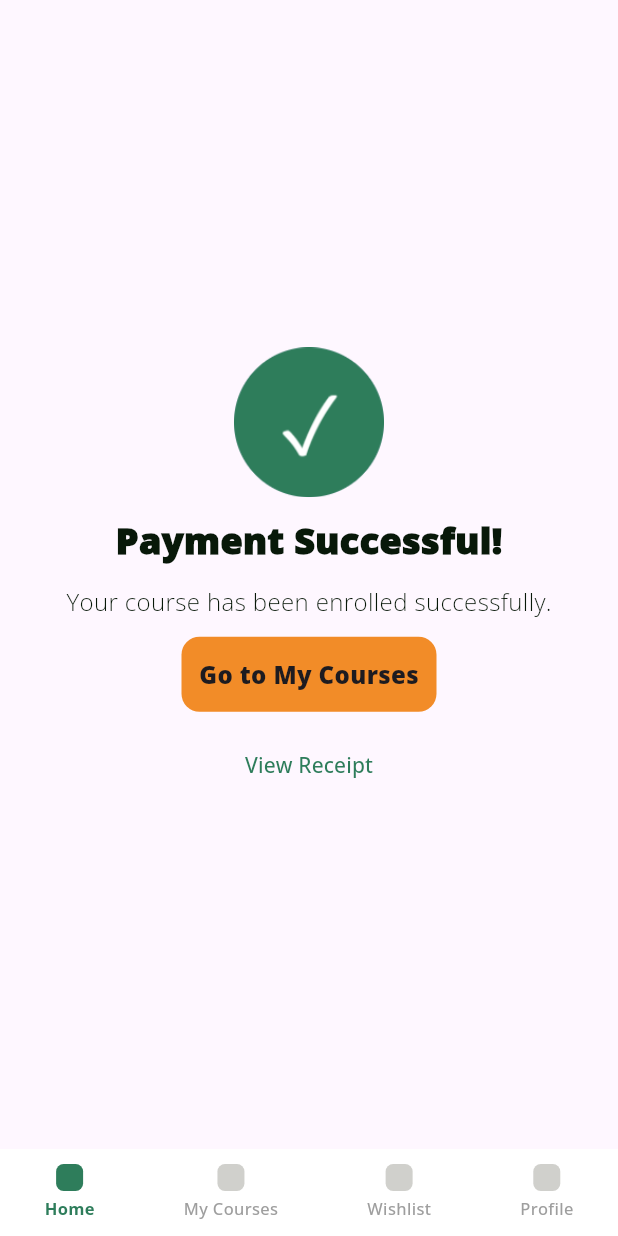
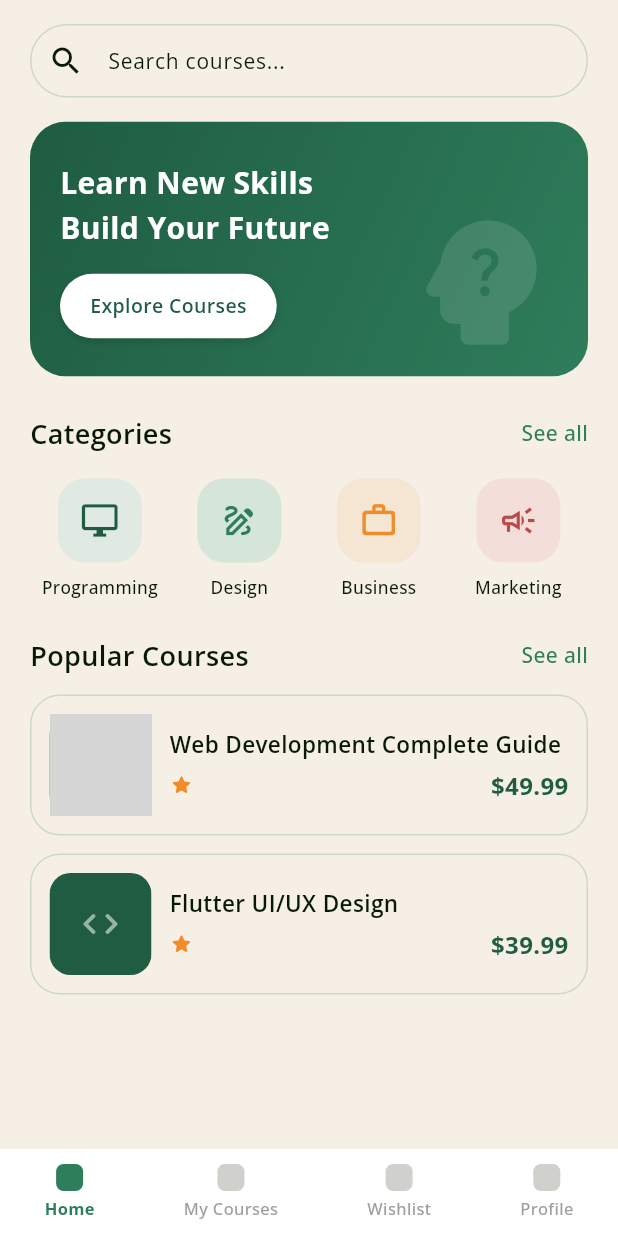
Before and after one commit to Mostafa-Ezzat11/Marefa, a Flutter app: the screen it shows after launch, on a phone screen of 412 x 824 dp. Run offline on Flutter 3.47's test engine with Material 3 defaults, Android fonts, the phone set to English and light mode, and no system bars; grey boxes are pictures that could not be loaded.

Commit message:
shawky add student home view and i added course player view

```diff
--- a/lib/constants.dart
+++ b/lib/constants.dart
@@ -6,5 +6,5 @@ class AppColors {
   static const Color largeTextColor = Color.fromARGB(255, 8, 24, 9);
   static const Color orangeColor = Color(0xFFF28C28);
   static const Color backgroundColor = Color(0xFFF5EFE6);
-  static const Color borderColor = Color.fromARGB(255, 237, 231, 231);
+  static const Color borderColor = Color.fromARGB(255, 204, 203, 203);
 }
--- /dev/null
+++ b/lib/student/models/course.dart
@@ -0,0 +1,29 @@
+class Course {
+  const Course({
+    required this.title,
+    required this.price,
+    this.completed = false,
+    this.isFavorite = false,
+    this.image,
+  });
+
+  // Course information
+  final String title;
+  final double price;
+
+  // Course progress and status
+  final bool completed;
+  final bool isFavorite;
+
+  // Course appearance
+
+  /// Optional asset path. When null, a placeholder is shown.
+  final String? image;
+
+  // Formatted values
+  String get formattedPrice => '\$${price.toStringAsFixed(2)}';
+
+  // String get formattedReviewCount => reviewCount >= 1000
+  // ? '${(reviewCount / 1000).toStringAsFixed(1)}k'
+  //     : '$reviewCount';
+}
--- /dev/null
+++ b/lib/student/models/course_category.dart
@@ -0,0 +1,15 @@
+import 'package:flutter/material.dart';
+
+class CourseCategory {
+  const CourseCategory({
+    required this.name,
+    required this.icon,
+    required this.iconColor,
+    required this.backgroundColor,
+  });
+
+  final String name;
+  final IconData icon;
+  final Color iconColor;
+  final Color backgroundColor;
+}
--- a/lib/student/models/course_model.dart
+++ /dev/null
@@ -1,17 +0,0 @@
-import 'dart:ui';
-
-class Course {
-  final String title;
-  final int progress;
-  final bool completed;
-  final Color color;
-  final bool isFavorite;
-
-  const Course({
-    required this.title,
-    required this.progress,
-    required this.color,
-    this.completed = false,
-    this.isFavorite = false,
-  });
-}
--- /dev/null
+++ b/lib/student/models/lesson_model.dart
@@ -0,0 +1,11 @@
+class LessonModel {
+  final int id;
+  final String title;
+  final String duration;
+
+  LessonModel({
+    required this.id,
+    required this.title,
+    required this.duration,
+  });
+}
--- /dev/null
+++ b/lib/student/views/course_videos_view.dart
@@ -0,0 +1,72 @@
+import 'package:flutter/material.dart';
+import 'package:marefa/constants.dart';
+import 'package:marefa/student/models/lesson_model.dart';
+import 'package:marefa/student/widgets/lesson_card.dart';
+
+class CourseVideosView extends StatelessWidget {
+  const CourseVideosView({super.key});
+
+  @override
+  Widget build(BuildContext context) {
+    return SafeArea(
+      child: Padding(
+        padding: const EdgeInsets.symmetric(horizontal: 24),
+        child: Column(
+          spacing: 10,
+          crossAxisAlignment: CrossAxisAlignment.center,
+          children: [
+            SizedBox(width: double.infinity, height: 10),
+            Container(
+              decoration: BoxDecoration(
+                color: AppColors.primaryDarkColor,
+                borderRadius: BorderRadius.circular(12),
+              ),
+              height: 180,
+              width: 330,
+              child: Icon(
+                Icons.play_arrow,
+                color: Colors.white,
+                size: 40,
+              ),
+            ),
+
+            Divider(),
+
+            LessonCard(
+              lesson: LessonModel(
+                id: 1,
+                title: 'introduction',
+                duration: '15:6',
+              ),
+            ),
+
+            LessonCard(
+              lesson: LessonModel(
+                id: 2,
+                title: 'State Managment',
+                duration: '16:45',
+              ),
+            ),
+
+            LessonCard(
+              lesson: LessonModel(
+                id: 3,
+                title: 'Navigation ',
+                duration: '14:36',
+              ),
+              isSelectted: true,
+            ),
+
+            LessonCard(
+              lesson: LessonModel(
+                id: 4,
+                title: 'Widgets',
+                duration: '12:33',
+              ),
+            ),
+          ],
+        ),
+      ),
+    );
+  }
+}
--- /dev/null
+++ b/lib/student/views/home_view.dart
@@ -0,0 +1,233 @@
+import 'package:flutter/material.dart';
+import 'package:marefa/constants.dart';
+import 'package:marefa/student/models/course.dart';
+import 'package:marefa/student/models/course_category.dart';
+import 'package:marefa/student/widgets/category_item.dart';
+import 'package:marefa/student/widgets/course_card.dart';
+import 'package:marefa/student/widgets/section_header.dart';
+
+class HomeView extends StatefulWidget {
+  const HomeView({super.key});
+
+  @override
+  State<HomeView> createState() => _HomeViewState();
+}
+
+class _HomeViewState extends State<HomeView> {
+  static const List<CourseCategory> _categories = [
+    CourseCategory(
+      name: 'Programming',
+      icon: Icons.desktop_windows_outlined,
+      iconColor: AppColors.primaryDarkColor,
+      backgroundColor: Color(0xFFE0EAE2),
+    ),
+    CourseCategory(
+      name: 'Design',
+      icon: Icons.draw_outlined,
+      iconColor: AppColors.primaryColor,
+      backgroundColor: Color(0xFFD5E5D9),
+    ),
+    CourseCategory(
+      name: 'Business',
+      icon: Icons.work_outline_rounded,
+      iconColor: AppColors.orangeColor,
+      backgroundColor: Color(0xFFF5E5D3),
+    ),
+    CourseCategory(
+      name: 'Marketing',
+      icon: Icons.campaign_outlined,
+      iconColor: Color(0xFFB84A4A),
+      backgroundColor: Color(0xFFF3DEDA),
+    ),
+  ];
+
+  static const List<Course> _courses = [
+    Course(
+      title: 'Web Development Complete Guide',
+      image: 'assets/images/course_visual_storytelling.png',
+      price: 49.99,
+    ),
+    Course(title: 'Flutter UI/UX Design', price: 39.99),
+  ];
+
+  @override
+  Widget build(BuildContext context) {
+    return Scaffold(
+      backgroundColor: AppColors.backgroundColor,
+      body: SafeArea(
+        bottom: false,
+        child: ListView(
+          padding: const EdgeInsets.fromLTRB(20, 16, 20, 24),
+          children: [
+            const HomeSearchBar(onChanged: null),
+            const SizedBox(height: 16),
+            const HeroBanner(),
+            const SizedBox(height: 24),
+            const SectionHeader(title: 'Categories'),
+            const SizedBox(height: 16),
+            Row(
+              children: [
+                for (final category in _categories)
+                  Expanded(child: CategoryItem(category: category)),
+              ],
+            ),
+            const SizedBox(height: 24),
+            const SectionHeader(title: 'Popular Courses'),
+            const SizedBox(height: 12),
+            for (final course in _courses)
+              Padding(
+                padding: const EdgeInsets.only(bottom: 12),
+                child: CourseCard(course: course),
+              ),
+          ],
+        ),
+      ),
+    );
+  }
+}
+
+class HeroBanner extends StatelessWidget {
+  const HeroBanner({super.key, this.imageAsset, this.onExplore});
+
+  final String? imageAsset;
+  final VoidCallback? onExplore;
+
+  @override
+  Widget build(BuildContext context) {
+    final asset = imageAsset;
+
+    return ClipRRect(
+      borderRadius: BorderRadius.circular(24),
+      child: Container(
+        height: 170,
+        decoration: const BoxDecoration(
+          gradient: LinearGradient(
+            begin: Alignment.topLeft,
+            end: Alignment.bottomRight,
+            colors: [
+              AppColors.primaryDarkColor,
+              AppColors.primaryColor,
+            ],
+          ),
+        ),
+        child: Stack(
+          children: [
+            if (asset != null) ...[
+              Positioned.fill(
+                child: Image.asset(
+                  asset,
+                  fit: BoxFit.cover,
+                  errorBuilder: (_, _, _) => const SizedBox.shrink(),
+                ),
+              ),
+            ] else
+              Positioned(
+                right: 16,
+                bottom: 8,
+                child: Icon(
+                  Icons.psychology_alt_rounded,
+                  size: 110,
+                  color: Colors.white.withValues(alpha: 0.12),
+                ),
+              ),
+            Align(
+              alignment: Alignment.centerLeft,
+              child: Padding(
+                padding: const EdgeInsets.symmetric(horizontal: 20),
+                child: Column(
+                  mainAxisSize: MainAxisSize.min,
+                  crossAxisAlignment: CrossAxisAlignment.start,
+                  children: [
+                    const Text(
+                      'Learn New Skills\nBuild Your Future',
+                      style: TextStyle(
+                        color: Colors.white,
+                        fontSize: 20,
+                        fontWeight: FontWeight.w700,
+                        height: 1.5,
+                      ),
+                    ),
+                    const SizedBox(height: 16),
+                    Material(
+                      color: Colors.transparent,
+                      child: InkWell(
+                        onTap: onExplore,
+                        borderRadius: BorderRadius.circular(30),
+                        child: Container(
+                          padding: const EdgeInsets.symmetric(
+                            horizontal: 20,
+                            vertical: 12,
+                          ),
+                          decoration: BoxDecoration(
+                            color: Colors.white,
+                            borderRadius: BorderRadius.circular(30),
+                            boxShadow: [
+                              BoxShadow(
+                                color: Colors.black.withValues(
+                                  alpha: 0.15,
+                                ),
+                                blurRadius: 4,
+                                offset: const Offset(0, 2),
+                              ),
+                            ],
+                          ),
+                          child: const Text(
+                            'Explore Courses',
+                            style: TextStyle(
+                              fontSize: 13,
+                              fontWeight: FontWeight.w600,
+                              color: AppColors.primaryDarkColor,
+                            ),
+                          ),
+                        ),
+                      ),
+                    ),
+                  ],
+                ),
+              ),
+            ),
+          ],
+        ),
+      ),
+    );
+  }
+}
+
+class HomeSearchBar extends StatelessWidget {
+  const HomeSearchBar({super.key, this.onChanged});
+
+  final ValueChanged<String>? onChanged;
+  @override
+  Widget build(BuildContext context) {
+    return DecoratedBox(
+      decoration: BoxDecoration(
+        color: AppColors.backgroundColor,
+        borderRadius: BorderRadius.circular(28),
+        border: Border.all(
+          color: AppColors.primaryColor.withValues(alpha: 0.2),
+        ),
+      ),
+      child: TextField(
+        onChanged: onChanged,
+        style: const TextStyle(
+          fontSize: 14,
+          color: AppColors.largeTextColor,
+        ),
+        cursorColor: AppColors.primaryColor,
+        decoration: const InputDecoration(
+          prefixIcon: Icon(
+            Icons.search,
+            color: AppColors.largeTextColor,
+          ),
+          hintText: 'Search courses...',
+          hintStyle: TextStyle(
+            color: AppColors.largeTextColor,
+            fontSize: 14,
+          ),
+          border: InputBorder.none,
+          contentPadding: EdgeInsets.symmetric(vertical: 14),
+        ),
+      ),
+    );
+  }
+}
--- a/lib/student/views/main_shell_view.dart
+++ b/lib/student/views/main_shell_view.dart
@@ -1,4 +1,6 @@
 import 'package:flutter/material.dart';
+import 'package:marefa/student/views/course_videos_view.dart';
+import 'package:marefa/student/views/home_view.dart';
 import 'package:marefa/student/views/my_courses_view.dart';
 import 'package:marefa/student/views/payment_successful_view.dart.dart';
 import 'package:marefa/student/views/wish_list_view.dart';
@@ -14,9 +16,10 @@ class _MainShellState extends State<MainShell> {
   int navIndex = 0;
 
   final pages = const [
-    PaymentSuccessfulView(),
+    HomeView(),
     MyCoursesPage(),
     WishListView(),
+    CourseVideosView(),
   ];
 
   @override
--- a/lib/student/views/my_courses_view.dart
+++ b/lib/student/views/my_courses_view.dart
@@ -1,30 +1,13 @@
 import 'package:flutter/material.dart';
 import 'package:marefa/constants.dart';
-import 'package:marefa/student/models/course_model.dart';
+import 'package:marefa/student/models/course.dart';
 import 'package:marefa/student/widgets/tab_chip.dart';
 
 List<Course> allCourses = [
-  Course(
-    title: 'Flutter Development',
-    progress: 45,
-    color: Color(0xFF1F6B4A),
-  ),
-  Course(
-    title: 'Python for Beginners',
-    progress: 20,
-    color: Color(0xFFD9680F),
-  ),
-  Course(
-    title: 'UI/UX Design',
-    progress: 0,
-    color: Color(0xFF3F9F78),
-  ),
-  Course(
-    title: 'Dart Basics',
-    progress: 100,
-    completed: true,
-    color: Color(0xFF2A7AB8),
-  ),
+  Course(title: 'Flutter Development', price: 65),
+  Course(title: 'Python for Beginners', price: 40),
+  Course(title: 'UI/UX Design', price: 60),
+  Course(title: 'Dart Basics', completed: true, price: 50),
 ];
 
 class MyCoursesPage extends StatefulWidget {
@@ -119,7 +102,7 @@ class CourseItem extends StatelessWidget {
                 width: 44,
                 height: 44,
                 decoration: BoxDecoration(
-                  color: course.color,
+                  color: AppColors.primaryColor,
                   borderRadius: BorderRadius.circular(10),
                 ),
               ),
@@ -136,7 +119,7 @@ class CourseItem extends StatelessWidget {
                   ),
                   const SizedBox(height: 2),
                   Text(
-                    'Progress: ${course.progress}%',
+                    'Progress: 70%',
                     style: const TextStyle(
                       fontSize: 12,
                       color: Colors.grey,
@@ -151,7 +134,7 @@ class CourseItem extends StatelessWidget {
         ClipRRect(
           borderRadius: BorderRadius.circular(4),
           child: LinearProgressIndicator(
-            value: course.progress / 100,
+            value: 70 / 100,
             minHeight: 5,
             backgroundColor: AppColors.borderColor,
             valueColor: AlwaysStoppedAnimation(
--- /dev/null
+++ b/lib/student/widgets/category_item.dart
@@ -0,0 +1,43 @@
+import 'package:flutter/material.dart';
+import 'package:marefa/constants.dart';
+import 'package:marefa/student/models/course_category.dart';
+
+class CategoryItem extends StatelessWidget {
+  const CategoryItem({super.key, required this.category, this.onTap});
+
+  final CourseCategory category;
+  final VoidCallback? onTap;
+
+  @override
+  Widget build(BuildContext context) {
+    return GestureDetector(
+      onTap: onTap,
+      behavior: HitTestBehavior.opaque,
+      child: Column(
+        mainAxisSize: MainAxisSize.min,
+        children: [
+          Container(
+            width: 56,
+            height: 56,
+            decoration: BoxDecoration(
+              color: category.backgroundColor,
+              borderRadius: BorderRadius.circular(18),
+            ),
+            child: Icon(category.icon, color: category.iconColor, size: 26),
+          ),
+          const SizedBox(height: 8),
+          Text(
+            category.name,
+            maxLines: 1,
+            overflow: TextOverflow.ellipsis,
+            style: const TextStyle(
+              fontSize: 11.5,
+              fontWeight: FontWeight.w500,
+              color: AppColors.largeTextColor,
+            ),
+          ),
+        ],
+      ),
+    );
+  }
+}
--- /dev/null
+++ b/lib/student/widgets/course_card.dart
@@ -0,0 +1,116 @@
+import 'package:flutter/material.dart';
+import 'package:marefa/constants.dart';
+import 'package:marefa/student/models/course.dart';
+
+class CourseCard extends StatelessWidget {
+  const CourseCard({super.key, required this.course, this.onTap});
+
+  final Course course;
+  final VoidCallback? onTap;
+
+  @override
+  Widget build(BuildContext context) {
+    return GestureDetector(
+      onTap: onTap,
+      child: Container(
+        padding: const EdgeInsets.all(12),
+        decoration: BoxDecoration(
+          color: AppColors.backgroundColor,
+          borderRadius: BorderRadius.circular(20),
+          border: Border.all(
+            color: AppColors.primaryColor.withValues(alpha: 0.2),
+          ),
+        ),
+        child: Row(
+          children: [
+            _CourseThumbnail(imageAsset: course.image),
+            const SizedBox(width: 12),
+            Expanded(
+              child: Column(
+                crossAxisAlignment: CrossAxisAlignment.start,
+                mainAxisSize: MainAxisSize.min,
+                children: [
+                  Text(
+                    course.title,
+                    maxLines: 2,
+                    overflow: TextOverflow.ellipsis,
+                    style: const TextStyle(
+                      fontSize: 15,
+                      fontWeight: FontWeight.w600,
+                      color: AppColors.largeTextColor,
+                    ),
+                  ),
+
+                  const SizedBox(height: 6),
+
+                  Row(
+                    children: [
+                      const Icon(
+                        Icons.star_rounded,
+                        size: 16,
+                        color: AppColors.orangeColor,
+                      ),
+
+                      const SizedBox(width: 4),
+
+                      const Spacer(),
+
+                      Text(
+                        course.formattedPrice,
+                        style: const TextStyle(
+                          fontSize: 16,
+                          fontWeight: FontWeight.w700,
+                          color: AppColors.primaryDarkColor,
+                        ),
+                      ),
+                    ],
+                  ),
+                ],
+              ),
+            ),
+          ],
+        ),
+      ),
+    );
+  }
+}
+
+// Bet3red sora soghayara lel course, w law mesh mawgooda betzhar sora badelaha.
+class _CourseThumbnail extends StatelessWidget {
+  const _CourseThumbnail({this.imageAsset});
+
+  final String? imageAsset;
+
+  static const double _size = 68;
+
+  @override
+  Widget build(BuildContext context) {
+    const placeholder = ColoredBox(
+      color: AppColors.primaryDarkColor,
+      child: Center(
+        child: Icon(
+          Icons.code_rounded,
+          color: Colors.white54,
+          size: 28,
+        ),
+      ),
+    );
+
+    final asset = imageAsset;
+
+    return ClipRRect(
+      borderRadius: BorderRadius.circular(14),
+      child: SizedBox(
+        width: _size,
+        height: _size,
+        child: asset == null
+            ? placeholder
+            : Image.asset(
+                asset,
+                fit: BoxFit.cover,
+                errorBuilder: (_, _, _) => placeholder,
+              ),
+      ),
+    );
+  }
+}
--- /dev/null
+++ b/lib/student/widgets/lesson_card.dart
@@ -0,0 +1,32 @@
+import 'package:flutter/material.dart';
+import 'package:marefa/constants.dart';
+import 'package:marefa/student/models/lesson_model.dart';
+
+class LessonCard extends StatelessWidget {
+  LessonCard({
+    super.key,
+    required this.lesson,
+    this.isSelectted = false,
+  });
+  final LessonModel lesson;
+  bool isSelectted;
+  @override
+  Widget build(BuildContext context) {
+    return Container(
+      padding: EdgeInsets.all(16),
+      width: double.infinity,
+      decoration: BoxDecoration(
+        color: isSelectted ? AppColors.primaryColor : null,
+        border: BoxBorder.all(color: AppColors.borderColor),
+        borderRadius: BorderRadius.circular(14),
+      ),
+      child: Text(
+        'Lesson ${lesson.id}: ${lesson.title} . ${lesson.duration}',
+        style: TextStyle(
+          fontSize: 16,
+          color: isSelectted ? Colors.white : null,
+        ),
+      ),
+    );
+  }
+}
--- /dev/null
+++ b/lib/student/widgets/section_header.dart
@@ -0,0 +1,42 @@
+import 'package:flutter/material.dart';
+import 'package:marefa/constants.dart';
+
+/// A section title with a "See all" action on the right.
+class SectionHeader extends StatelessWidget {
+  const SectionHeader({super.key, required this.title, this.onSeeAll});
+
+  final String title;
+  final VoidCallback? onSeeAll;
+
+  @override
+  Widget build(BuildContext context) {
+    return Row(
+      mainAxisAlignment: MainAxisAlignment.spaceBetween,
+      children: [
+        Text(
+          title,
+          style: const TextStyle(
+            fontSize: 18,
+            fontWeight: FontWeight.w600,
+            color: AppColors.largeTextColor,
+          ),
+        ),
+        GestureDetector(
+          onTap: onSeeAll,
+          behavior: HitTestBehavior.opaque,
+          child: const Padding(
+            padding: EdgeInsets.symmetric(vertical: 4),
+            child: Text(
+              'See all',
+              style: TextStyle(
+                fontSize: 14,
+                fontWeight: FontWeight.w500,
+                color: AppColors.primaryColor,
+              ),
+            ),
+          ),
+        ),
+      ],
+    );
+  }
+}
```
